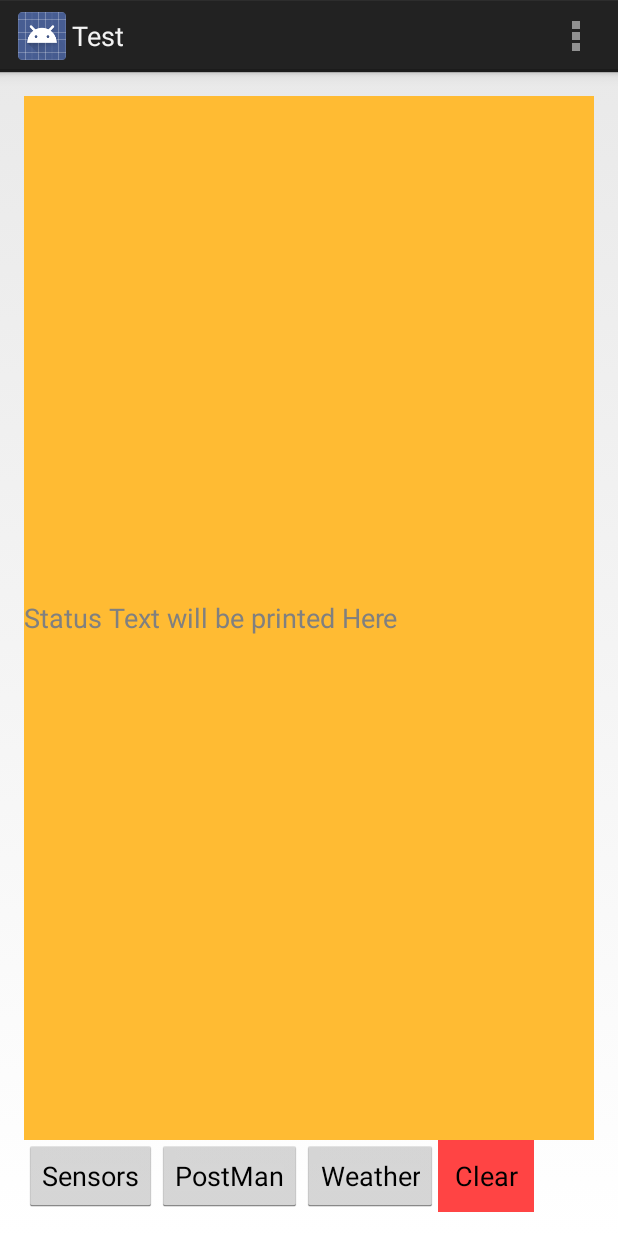
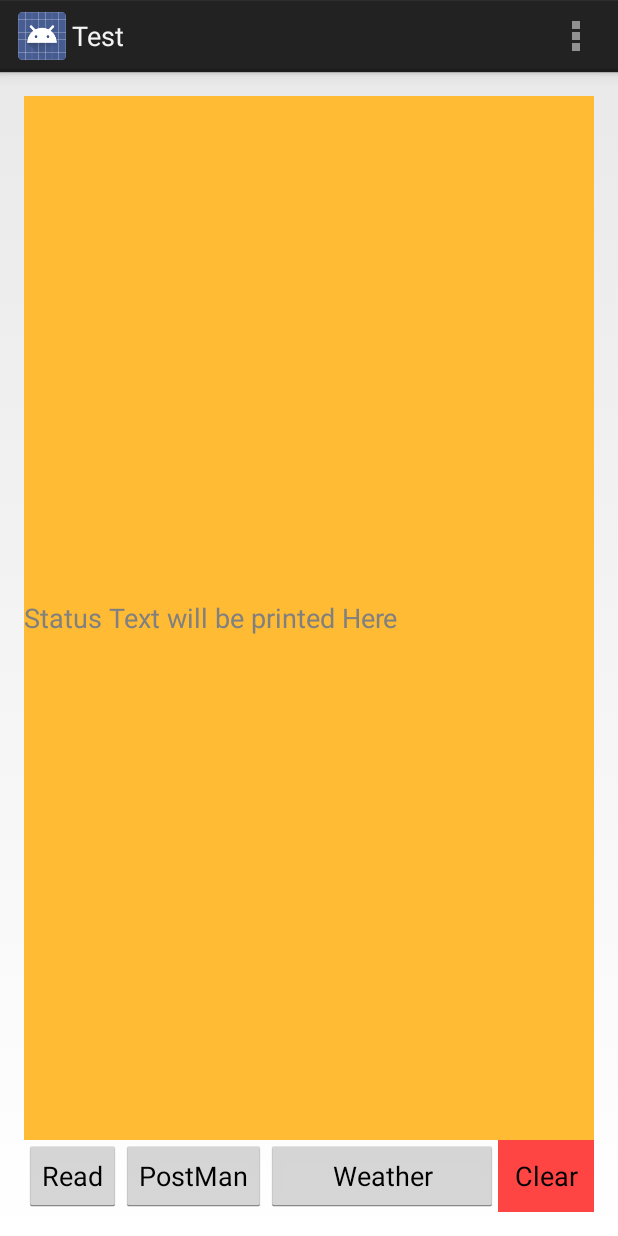
Before and after one commit to sada-narayanappa/SCHAndroid, an Android app: the Test screen opened directly, with no data from a screen before it, on a phone screen of 412 x 824 dp. Run offline under Robolectric (Android 15) with nearby library versions, the phone set to English and light mode, and no system bars.

Commit message:
Commiting all

```diff
--- a/SCHAS/app/build.gradle
+++ b/SCHAS/app/build.gradle
@@ -1,7 +1,7 @@
 apply plugin: 'com.android.application'
 
 android {
-    compileSdkVersion 20
+    compileSdkVersion 19
     buildToolsVersion "20.0.0"
 
     defaultConfig {
--- a/SCHAS/app/src/main/java/org/geospaces/schas/Test.java
+++ b/SCHAS/app/src/main/java/org/geospaces/schas/Test.java
@@ -16,7 +16,7 @@ public class Test extends Activity {
         super.onCreate(savedInstanceState);
         setContentView(R.layout.activity_test);
 
-        final Button button = (Button) findViewById(R.id.button2);
+        final Button button = (Button) findViewById(R.id.button1);
         if ( button != null) {
             button.setOnClickListener(new View.OnClickListener() {
                 public void onClick(View v) {
--- a/SCHAS/app/src/main/java/org/geospaces/schas/Welcome.java
+++ b/SCHAS/app/src/main/java/org/geospaces/schas/Welcome.java
@@ -21,6 +21,7 @@ public class Welcome extends Activity {
             button.setOnClickListener(new View.OnClickListener() {
                 public void onClick(View v) {
                     Intent intent = new Intent(Welcome.this, Test.class);
+                    //Intent intent = new Intent(Welcome.this, web1.class);
                     startActivity(intent);
                     //finish();
                 }
--- a/SCHAS/app/src/main/res/layout/activity_test.xml
+++ b/SCHAS/app/src/main/res/layout/activity_test.xml
@@ -29,7 +29,7 @@
     <Button
         android:layout_width="wrap_content"
         android:layout_height="wrap_content"
-        android:text="Sensors"
+        android:text="Read"
         android:id="@+id/button1"
         android:layout_alignParentBottom="true"
         android:layout_alignParentLeft="true"
@@ -41,10 +41,10 @@
         android:layout_height="wrap_content"
         android:text="PostMan"
         android:id="@+id/button2"
+        android:layout_toEndOf="@+id/button1"
+        android:gravity="center"
         android:layout_alignParentBottom="true"
-        android:layout_toRightOf="@+id/button1"
-        android:layout_toEndOf="@+id/button1"
-        android:gravity="center" />
+        android:layout_toRightOf="@+id/button1" />
 
     <Button
         android:layout_width="wrap_content"
@@ -52,9 +52,11 @@
         android:text="Weather"
         android:id="@+id/button3"
         android:layout_toEndOf="@+id/button2"
-        android:layout_alignTop="@+id/button2"
+        android:gravity="center"
+        android:layout_toStartOf="@+id/button4"
         android:layout_toRightOf="@+id/button2"
-        android:gravity="center" />
+        android:layout_alignParentBottom="true"
+        android:layout_toLeftOf="@+id/button4" />
 
     <Button
         android:layout_width="wrap_content"
@@ -62,8 +64,8 @@
         android:text="Clear"
         android:id="@+id/button4"
         android:gravity="center"
-        android:layout_toEndOf="@+id/button3"
+        android:background="@android:color/holo_red_light"
         android:layout_below="@+id/statusText"
-        android:layout_toRightOf="@+id/button3"
-        android:background="@android:color/holo_red_light" />
+        android:layout_alignRight="@+id/statusText"
+        android:layout_alignEnd="@+id/statusText" />
 </RelativeLayout>
--- a/SCHAS/app/src/main/res/menu/welcome.xml
+++ b/SCHAS/app/src/main/res/menu/welcome.xml
@@ -15,4 +15,9 @@
     android:title="@string/action_about"
     android:orderInCategory="100"
     android:showAsAction="never" />
+
+<item android:id="@+id/action_web"
+    android:title="@string/action_web"
+    android:orderInCategory="100"
+    android:showAsAction="never" />
 </menu>
--- a/SCHAS/app/src/main/res/values/strings.xml
+++ b/SCHAS/app/src/main/res/values/strings.xml
@@ -7,5 +7,8 @@
     <string name="action_test">Test</string>
     <string name="title_activity_test">Test</string>
     <string name="action_about">About SCHAS</string>
+    <string name="title_activity_web">Web</string>
+    <string name="action_web">WEb</string>
+    <string name="title_activity_web1">web1</string>
 
 </resources>
```
Also changed, not shown: SCHAS/app/src/main/AndroidManifest.xml (+12 -0 lines), SCHAS/app/src/main/java/org/geospaces/schas/HandleMenu.java (+13 -2 lines), 1 other file. Lines whose indentation alone changed are shown as unchanged.
